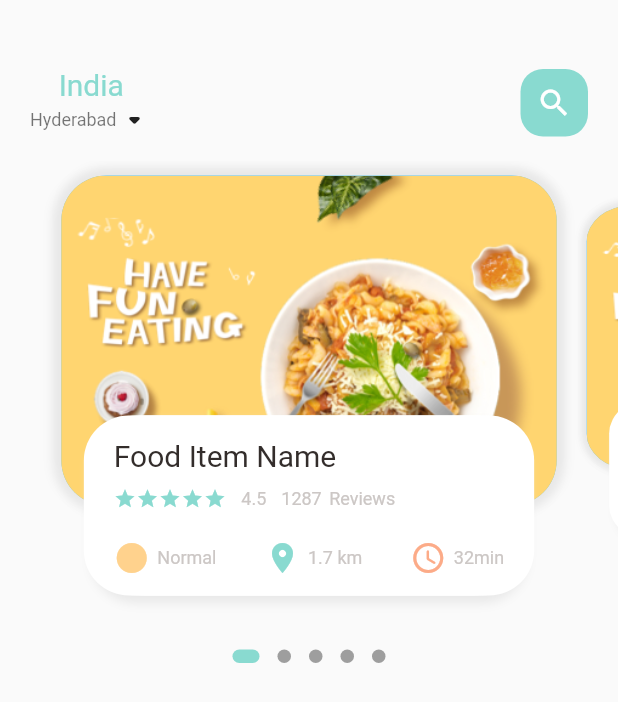
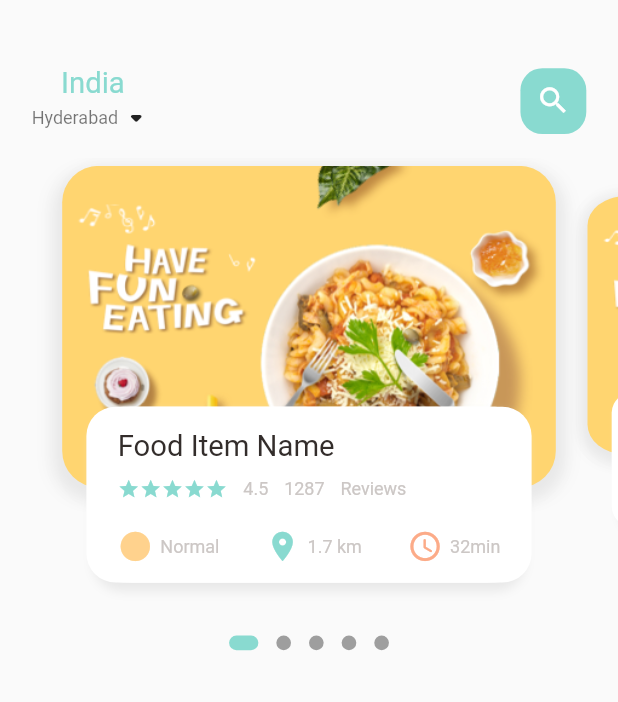
Before and after one commit to pullsaki/food-app, a Flutter app: the screen it shows after launch, on a phone screen of 412 x 824 dp. Shown: the top 702 px of the screen. Run offline on Flutter 3.47's test engine with Material 2 defaults, Android fonts, the phone set to English and light mode, and no system bars; drawn by our look-alikes of dots_indicator; our stand-ins replace get.

Commit message:
Make widget dimensions responsive to screen size

```diff
--- a/lib/home/food_page_body.dart
+++ b/lib/home/food_page_body.dart
@@ -1,6 +1,7 @@
 import 'package:dots_indicator/dots_indicator.dart';
 import 'package:flutter/material.dart';
 import 'package:food_app/utils/colors.dart';
+import 'package:food_app/utils/dimensions.dart';
 import 'package:food_app/widgets/big_text.dart';
 import 'package:food_app/widgets/icon_text.dart';
 import 'package:food_app/widgets/small_text.dart';
@@ -16,7 +17,7 @@ class _FoodPageBodyState extends State<FoodPageBody> {
   PageController pageController = PageController(viewportFraction: 0.85);
   var _currPageValue = 0.0;
   final double _scaleFactor = 0.8;
-  final double _height = 220;
+  final double _height = Dimensions.pageViewContainer;
 
   @override
   void initState() {
@@ -40,7 +41,7 @@ class _FoodPageBodyState extends State<FoodPageBody> {
       children: [
         SizedBox(
             // return Container(
-            height: 320,
+            height: Dimensions.pageView,
             child: PageView.builder(
                 controller: pageController,
                 itemCount: 5,
@@ -52,10 +53,10 @@ class _FoodPageBodyState extends State<FoodPageBody> {
           position: _currPageValue,
           decorator: DotsDecorator(
               activeColor: AppColors.maincolor,
-              size: const Size.square(9.0),
-              activeSize: const Size(18.0, 9.0),
+              size: Size.square(Dimensions.height10),
+              activeSize: Size(Dimensions.height20, Dimensions.height10),
               activeShape: RoundedRectangleBorder(
-                  borderRadius: BorderRadius.circular(7.0))),
+                  borderRadius: BorderRadius.circular(Dimensions.radius5))),
         ),
       ],
     );
@@ -91,11 +92,11 @@ class _FoodPageBodyState extends State<FoodPageBody> {
       child: Stack(
         children: [
           Container(
-            height: 220,
-            margin: const EdgeInsets.symmetric(horizontal: 10, vertical: 10),
+            height: Dimensions.pageViewContainer,
+            margin: EdgeInsets.symmetric(
+                horizontal: Dimensions.width10, vertical: Dimensions.height5),
             decoration: BoxDecoration(
-              borderRadius: BorderRadius.circular(30),
-              color: const Color(0xFF69c5df),
+              borderRadius: BorderRadius.circular(Dimensions.radius25),
               image: const DecorationImage(
                 image: AssetImage('assets/image/food0.png'),
                 fit: BoxFit.cover,
@@ -103,42 +104,38 @@ class _FoodPageBodyState extends State<FoodPageBody> {
               boxShadow: [
                 BoxShadow(
                   color: const Color(0xFFe8e8e8),
-                  blurRadius: 5,
+                  blurRadius: 10,
                   offset: (_currPageValue == index)
                       ? const Offset(0, 5)
                       : const Offset(0, 2),
                 ),
                 BoxShadow(
                   color: const Color(0xFFe8e8e8),
-                  blurRadius: 5,
+                  blurRadius: 10,
                   offset: (_currPageValue == index)
-                      ? const Offset(-5, 0)
-                      : const Offset(-2, 0),
+                      ? const Offset(-5, 5)
+                      : const Offset(-2, 5),
                 ),
                 BoxShadow(
                   color: const Color(0xFFe8e8e8),
-                  blurRadius: 5,
+                  blurRadius: 10,
                   offset: (_currPageValue == index)
-                      ? const Offset(5, 0)
-                      : const Offset(2, 0),
+                      ? const Offset(5, 5)
+                      : const Offset(2, 5),
                 ),
-                BoxShadow(
-                  color: const Color(0xFFe8e8e8),
-                  blurRadius: 5,
-                  offset: (_currPageValue == index)
-                      ? const Offset(0, -5)
-                      : const Offset(0, -2),
-                )
               ],
             ),
           ),
           Align(
             alignment: Alignment.bottomCenter,
             child: Container(
-              height: 120,
-              margin: const EdgeInsets.only(left: 30, right: 30, bottom: 30),
+              height: Dimensions.pageViewTextContainer,
+              margin: EdgeInsets.only(
+                  left: Dimensions.width30,
+                  right: Dimensions.width30,
+                  bottom: Dimensions.height30),
               decoration: BoxDecoration(
-                borderRadius: BorderRadius.circular(30),
+                borderRadius: BorderRadius.circular(Dimensions.radius20),
                 color: Colors.white,
                 boxShadow: const [
                   BoxShadow(
@@ -151,29 +148,33 @@ class _FoodPageBodyState extends State<FoodPageBody> {
                 ],
               ),
               child: Container(
-                padding: const EdgeInsets.only(top: 15, left: 15, right: 15),
+                padding: EdgeInsets.only(
+                    top: Dimensions.height15,
+                    left: Dimensions.width15,
+                    right: Dimensions.width15),
                 child: Column(
                   crossAxisAlignment: CrossAxisAlignment.start,
                   children: [
                     BigText(text: "Food Item Name"),
-                    const SizedBox(height: 10),
+                    SizedBox(height: Dimensions.height10),
                     Row(
                       children: [
                         Wrap(
                           children: List.generate(
                               5,
-                              (index) => const Icon(Icons.star,
-                                  color: AppColors.maincolor, size: 15)),
+                              (index) => Icon(Icons.star,
+                                  color: AppColors.maincolor,
+                                  size: Dimensions.height15)),
                         ),
-                        const SizedBox(width: 10),
+                        SizedBox(width: Dimensions.width10),
                         SmallText(text: "4.5"),
-                        const SizedBox(width: 10),
+                        SizedBox(width: Dimensions.width10),
                         SmallText(text: "1287"),
-                        const SizedBox(width: 5),
+                        SizedBox(width: Dimensions.width5),
                         SmallText(text: "Reviews"),
                       ],
                     ),
-                    const SizedBox(height: 20),
+                    SizedBox(height: Dimensions.height20),
                     Row(
                       mainAxisAlignment: MainAxisAlignment.spaceBetween,
                       children: const [
--- a/lib/home/main_food_page.dart
+++ b/lib/home/main_food_page.dart
@@ -1,6 +1,7 @@
 import 'package:flutter/material.dart';
 import 'package:food_app/home/food_page_body.dart';
 import 'package:food_app/utils/colors.dart';
+import 'package:food_app/utils/dimensions.dart';
 import 'package:food_app/widgets/big_text.dart';
 import 'package:food_app/widgets/small_text.dart';
 
@@ -19,14 +20,18 @@ class _MainFoodPageState extends State<MainFoodPage> {
       children: [
         Container(
             child: Container(
-          margin: const EdgeInsets.only(top: 45, bottom: 15),
-          padding: const EdgeInsets.symmetric(horizontal: 20),
+          margin: EdgeInsets.only(
+              top: Dimensions.height45, bottom: Dimensions.height15),
+          padding: EdgeInsets.symmetric(horizontal: Dimensions.width20),
           child: Row(
             mainAxisAlignment: MainAxisAlignment.spaceBetween,
             children: [
               Column(
                 children: [
-                  BigText(text: "India", color: AppColors.maincolor),
+                  BigText(
+                    text: "India",
+                    color: AppColors.maincolor,
+                  ),
                   Row(
                     children: [
                       SmallText(text: "Hyderabad", color: Colors.black54),
@@ -37,15 +42,16 @@ class _MainFoodPageState extends State<MainFoodPage> {
               ),
               Center(
                   child: Container(
-                width: 45,
-                height: 45,
+                width: Dimensions.height45,
+                height: Dimensions.height45,
                 decoration: BoxDecoration(
-                  borderRadius: BorderRadius.circular(15),
+                  borderRadius: BorderRadius.circular(Dimensions.radius15),
                   color: AppColors.maincolor,
                 ),
-                child: const Icon(
+                child: Icon(
                   Icons.search,
                   color: Colors.white,
+                  size: Dimensions.iconSize24,
                 ),
               ))
             ],
--- a/lib/main.dart
+++ b/lib/main.dart
@@ -1,5 +1,6 @@
 import 'package:flutter/material.dart';
 import 'package:food_app/home/main_food_page.dart';
+import 'package:get/get.dart';
 
 void main() {
   runApp(const MyApp());
@@ -11,7 +12,7 @@ class MyApp extends StatelessWidget {
   // This widget is the root of your application.
   @override
   Widget build(BuildContext context) {
-    return MaterialApp(
+    return GetMaterialApp(
         debugShowCheckedModeBanner: false,
         title: 'Flutter Demo',
         theme: ThemeData(
--- /dev/null
+++ b/lib/utils/dimensions.dart
@@ -0,0 +1,37 @@
+import 'package:get/get.dart';
+
+class Dimensions {
+  static double screenHeight = Get.context!.height; //844
+  static double screenWidth = Get.context!.width; //390
+
+  static double pageView = screenHeight / 2.64;
+  static double pageViewContainer = screenHeight / 3.84;
+  static double pageViewTextContainer = screenHeight / 7.03;
+
+  static double radius5 = screenHeight / 168.8;
+  static double radius10 = screenHeight / 84.4;
+  static double radius15 = screenHeight / 56.27;
+  static double radius20 = screenHeight / 42.2;
+  static double radius25 = screenHeight / 33.76;
+  static double radius30 = screenHeight / 28.13;
+
+  static double height5 = screenHeight / 168.8;
+  static double height10 = screenHeight / 84.4;
+  static double height15 = screenHeight / 56.27;
+  static double height20 = screenHeight / 42.2;
+  static double height25 = screenHeight / 33.76;
+  static double height30 = screenHeight / 28.13;
+  static double height45 = screenHeight / 18.76;
+
+  static double width5 = screenHeight / 78;
+  static double width10 = screenWidth / 39;
+  static double width15 = screenWidth / 26;
+  static double width20 = screenWidth / 19.5;
+  static double width25 = screenWidth / 15.6;
+  static double width30 = screenWidth / 13;
+  static double width45 = screenWidth / 8.67;
+
+  static double font20 = screenHeight / 42.2;
+
+  static double iconSize24 = screenHeight / 35.17;
+}
--- a/lib/widgets/big_text.dart
+++ b/lib/widgets/big_text.dart
@@ -1,4 +1,5 @@
 import 'package:flutter/material.dart';
+import 'package:food_app/utils/dimensions.dart';
 
 class BigText extends StatelessWidget {
   Color? color;
@@ -10,7 +11,7 @@ class BigText extends StatelessWidget {
       this.color = const Color(0xFF332d2b),
       required this.text,
       this.overFlow = TextOverflow.ellipsis,
-      this.size = 20})
+      this.size = 0})
       : super(key: key);
 
   @override
@@ -21,7 +22,7 @@ class BigText extends StatelessWidget {
       overflow: overFlow,
       style: TextStyle(
         fontFamily: 'Roboto',
-        fontSize: size,
+        fontSize: (size == 0) ? Dimensions.font20 : size,
         color: color,
         fontWeight: FontWeight.w400,
       ),
--- a/lib/widgets/icon_text.dart
+++ b/lib/widgets/icon_text.dart
@@ -1,4 +1,5 @@
 import 'package:flutter/material.dart';
+import 'package:food_app/utils/dimensions.dart';
 import 'package:food_app/widgets/small_text.dart';
 
 class IconTextWidget extends StatelessWidget {
@@ -16,7 +17,11 @@ class IconTextWidget extends StatelessWidget {
   Widget build(BuildContext context) {
     return Row(
       children: [
-        Icon(icon, color: iconColor),
+        Icon(
+          icon,
+          color: iconColor,
+          size: Dimensions.iconSize24,
+        ),
         const SizedBox(width: 5),
         SmallText(text: text),
       ],
```
